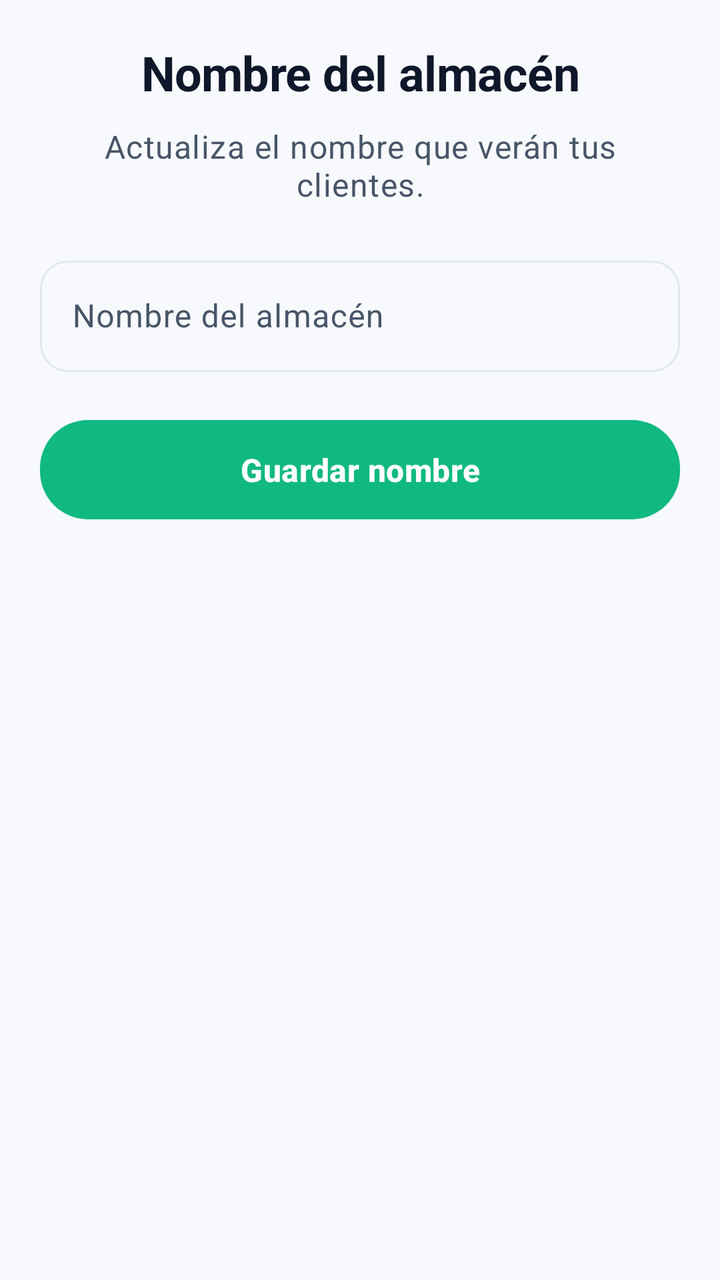
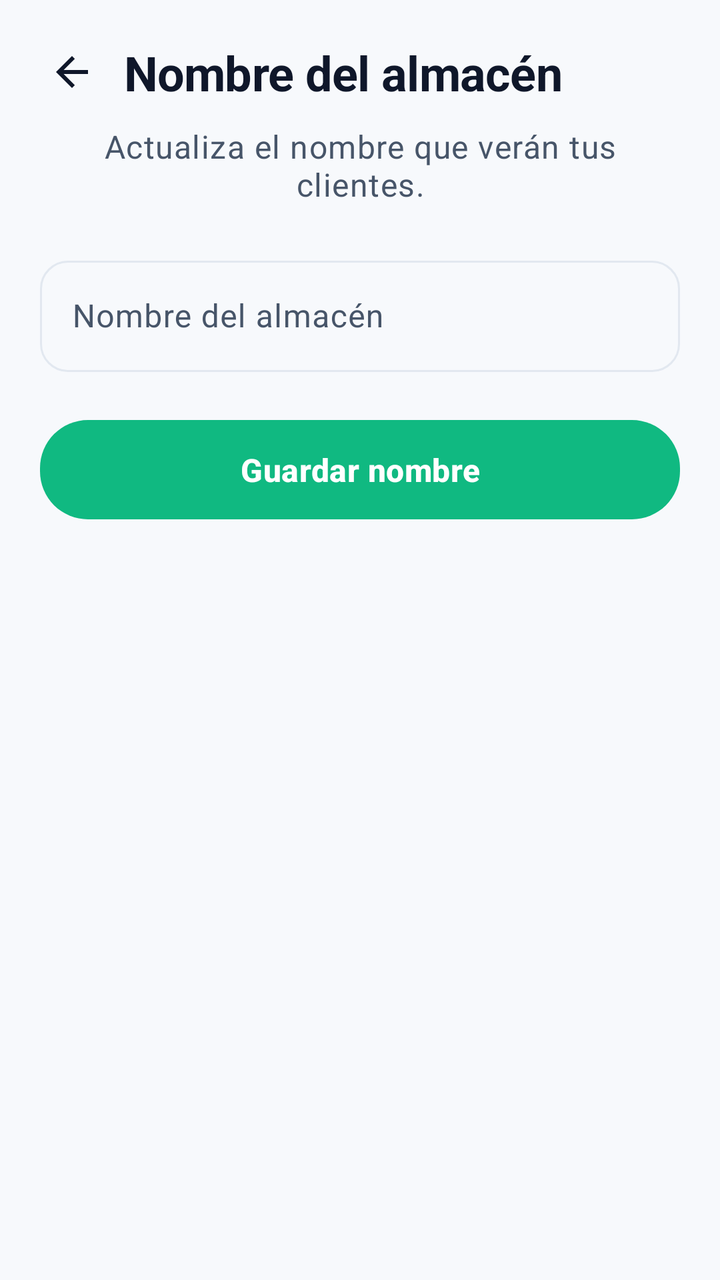

Compare the two renders of this Android layout. The source of the first and the diff that turns it into the second are given below.
<!-- AndroidManifest.xml: application theme Theme.RutaAlmacen -->
<!-- res/layout/activity_nombre_almacen.xml -->
<?xml version="1.0" encoding="utf-8"?>
<androidx.constraintlayout.widget.ConstraintLayout xmlns:android="http://schemas.android.com/apk/res/android"
    xmlns:app="http://schemas.android.com/apk/res-auto"
    xmlns:tools="http://schemas.android.com/tools"
    android:id="@+id/contenedor_nombre_almacen"
    android:layout_width="match_parent"
    android:layout_height="match_parent"
    android:background="@color/fondo_app"
    android:padding="@dimen/margen_pantalla"
    tools:context=".NombreAlmacenActivity">

    <TextView
        android:id="@+id/texto_titulo_nombre_almacen"
        android:layout_width="0dp"
        android:layout_height="wrap_content"
        android:gravity="center"
        android:text="Nombre del almacén"
        android:textAppearance="@style/TextAppearance.RutaAlmacen.Vendedor.TitleLarge"
        app:layout_constraintEnd_toEndOf="parent"
        app:layout_constraintStart_toStartOf="parent"
        app:layout_constraintTop_toTopOf="parent" />

    <TextView
        android:id="@+id/texto_descripcion_nombre_almacen"
        android:layout_width="0dp"
        android:layout_height="wrap_content"
        android:layout_marginTop="@dimen/espacio_sm"
        android:gravity="center"
        android:text="Actualiza el nombre que verán tus clientes."
        android:textAppearance="@style/TextAppearance.RutaAlmacen.Vendedor.BodyMedium"
        app:layout_constraintEnd_toEndOf="parent"
        app:layout_constraintStart_toStartOf="parent"
        app:layout_constraintTop_toBottomOf="@id/texto_titulo_nombre_almacen" />

    <com.google.android.material.textfield.TextInputLayout
        android:id="@+id/contenedor_campo_nombre_almacen"
        style="@style/Widget.Material3.TextInputLayout.OutlinedBox"
        android:layout_width="0dp"
        android:layout_height="wrap_content"
        android:layout_marginTop="@dimen/espacio_lg"
        android:hint="Nombre del almacén"
        app:hintTextAppearance="@style/TextAppearance.RutaAlmacen.Vendedor.BodyMedium"
        app:layout_constraintEnd_toEndOf="parent"
        app:layout_constraintStart_toStartOf="parent"
        app:layout_constraintTop_toBottomOf="@id/texto_descripcion_nombre_almacen">

        <com.google.android.material.textfield.TextInputEditText
            android:id="@+id/campo_nombre_almacen"
            android:layout_width="match_parent"
            android:layout_height="wrap_content"
            android:inputType="textCapWords" />
    </com.google.android.material.textfield.TextInputLayout>

    <com.google.android.material.button.MaterialButton
        android:id="@+id/boton_guardar_nombre_almacen"
        android:layout_width="0dp"
        android:layout_height="wrap_content"
        android:layout_marginTop="@dimen/espacio_lg"
        android:text="Guardar nombre"
        app:layout_constraintEnd_toEndOf="parent"
        app:layout_constraintStart_toStartOf="parent"
        app:layout_constraintTop_toBottomOf="@id/contenedor_campo_nombre_almacen" />

</androidx.constraintlayout.widget.ConstraintLayout>
<!-- resources referenced by this layout -->
<resources>
  <color name="fondo_app">#FFF7F9FC</color>
  <dimen name="espacio_lg">20dp</dimen>
  <dimen name="espacio_sm">10dp</dimen>
  <dimen name="margen_pantalla">20dp</dimen>
  <style name="TextAppearance.RutaAlmacen.Vendedor.BodyMedium" parent="TextAppearance.Material3.BodyLarge">
          <item name="android:textSize">@dimen/texto_cuerpo_lg</item>
          <item name="android:textColor">@color/texto_secundario</item>
      </style>
  <style name="TextAppearance.RutaAlmacen.Vendedor.TitleLarge" parent="TextAppearance.Material3.HeadlineMedium">
          <item name="android:textSize">@dimen/texto_titulo_xl</item>
          <item name="android:textColor">@color/texto_principal</item>
          <item name="android:textStyle">bold</item>
          <item name="android:letterSpacing">-0.01</item>
      </style>
  <style name="Theme.RutaAlmacen" parent="Base.Theme.RutaAlmacen" />
  <dimen name="texto_cuerpo_lg">16sp</dimen>
  <color name="texto_secundario">#FF475569</color>
  <dimen name="texto_titulo_xl">24sp</dimen>
  <color name="texto_principal">#FF0F172A</color>
  <color name="colorPrimary">#FF10B981</color>
  <color name="colorOnPrimary">#FFFFFFFF</color>
  <color name="colorPrimaryLight">#FFD1FAE5</color>
  <color name="texto_en_pastel">#FF0F766E</color>
  <color name="colorSecondary">#FFF59E0B</color>
  <color name="colorOnSecondary">#FFFFFFFF</color>
  <color name="colorSecondaryLight">#FFFEF3C7</color>
  <color name="colorTertiary">#FF6366F1</color>
  <color name="colorTertiaryLight">#FFE0E7FF</color>
  <color name="colorAccent">#FFEF4444</color>
  <color name="colorAccentLight">#FFFEE2E2</color>
  <color name="fondo_card">#FFFFFFFF</color>
  <color name="borde_sutil">#FFE2E8F0</color>
  <color name="divisor">#FFF1F5F9</color>
  <style name="Widget.RutaAlmacen.CardView" parent="Widget.Material3.CardView.Filled">
          <item name="cardCornerRadius">@dimen/radio_card</item>
          <item name="cardElevation">@dimen/elevacion_card</item>
          <item name="cardBackgroundColor">@color/fondo_card</item>
          <item name="strokeWidth">0dp</item>
          <item name="cardUseCompatPadding">true</item>
      </style>
  <style name="Widget.RutaAlmacen.Button" parent="Widget.Material3.Button">
          <item name="cornerRadius">@dimen/radio_boton</item>
          <item name="android:minHeight">@dimen/alto_boton</item>
          <item name="android:textSize">@dimen/texto_titulo_sm</item>
          <item name="android:textStyle">bold</item>
          <item name="android:letterSpacing">0.01</item>
          <item name="android:paddingTop">14dp</item>
          <item name="android:paddingBottom">14dp</item>
          <item name="android:textAllCaps">false</item>
          <item name="iconPadding">10dp</item>
      </style>
  <dimen name="radio_card">20dp</dimen>
  <dimen name="elevacion_card">4dp</dimen>
  <dimen name="radio_boton">24dp</dimen>
  <dimen name="alto_boton">56dp</dimen>
  <dimen name="texto_titulo_sm">16sp</dimen>
  <dimen name="radio_input">14dp</dimen>
  <!-- unchanged entries left out for length: 2 -->
</resources>

<!-- the commit's change to res/layout/activity_nombre_almacen.xml (unified diff, before → after) -->
@@ -9,16 +9,29 @@
     android:padding="@dimen/margen_pantalla"
     tools:context=".NombreAlmacenActivity">
 
+    <androidx.appcompat.widget.AppCompatImageButton
+        android:id="@+id/boton_volver_nombre"
+        android:layout_width="@dimen/ancho_icono_grande"
+        android:layout_height="@dimen/ancho_icono_grande"
+        android:background="?attr/selectableItemBackgroundBorderless"
+        android:contentDescription="Volver"
+        android:src="@drawable/ic_volver"
+        app:layout_constraintStart_toStartOf="parent"
+        app:layout_constraintTop_toTopOf="parent"
+        app:tint="@color/texto_principal" />
+
     <TextView
         android:id="@+id/texto_titulo_nombre_almacen"
         android:layout_width="0dp"
         android:layout_height="wrap_content"
-        android:gravity="center"
+        android:layout_marginStart="@dimen/espacio_sm"
+        android:gravity="start"
         android:text="Nombre del almacén"
         android:textAppearance="@style/TextAppearance.RutaAlmacen.Vendedor.TitleLarge"
+        app:layout_constraintBottom_toBottomOf="@id/boton_volver_nombre"
         app:layout_constraintEnd_toEndOf="parent"
-        app:layout_constraintStart_toStartOf="parent"
-        app:layout_constraintTop_toTopOf="parent" />
+        app:layout_constraintStart_toEndOf="@id/boton_volver_nombre"
+        app:layout_constraintTop_toTopOf="@id/boton_volver_nombre" />
 
     <TextView
         android:id="@+id/texto_descripcion_nombre_almacen"
<!-- resource entries referenced after the edit -->
@@ -4,6 +4,17 @@
   <dimen name="espacio_lg">20dp</dimen>
   <dimen name="espacio_sm">10dp</dimen>
   <dimen name="margen_pantalla">20dp</dimen>
+  <!-- drawable ic_volver (drawable) -->
+  <vector xmlns:android="http://schemas.android.com/apk/res/android"
+      android:width="24dp"
+      android:height="24dp"
+      android:viewportWidth="24"
+      android:viewportHeight="24"
+      android:tint="?attr/colorControlNormal">
+      <path
+          android:fillColor="@android:color/white"
+          android:pathData="M20,11H7.83l5.59,-5.59L12,4l-8,8 8,8 1.41,-1.41L7.83,13H20v-2z" />
+  </vector>
   <style name="TextAppearance.RutaAlmacen.Vendedor.BodyMedium" parent="TextAppearance.Material3.BodyLarge">
           <item name="android:textSize">@dimen/texto_cuerpo_lg</item>
           <item name="android:textColor">@color/texto_secundario</item>
@@ -19,6 +30,7 @@
   <color name="texto_secundario">#FF475569</color>
   <dimen name="texto_titulo_xl">24sp</dimen>
   <color name="texto_principal">#FF0F172A</color>
+  <dimen name="ancho_icono_grande">32dp</dimen>
   <color name="colorPrimary">#FF10B981</color>
   <color name="colorOnPrimary">#FFFFFFFF</color>
   <color name="colorPrimaryLight">#FFD1FAE5</color>
